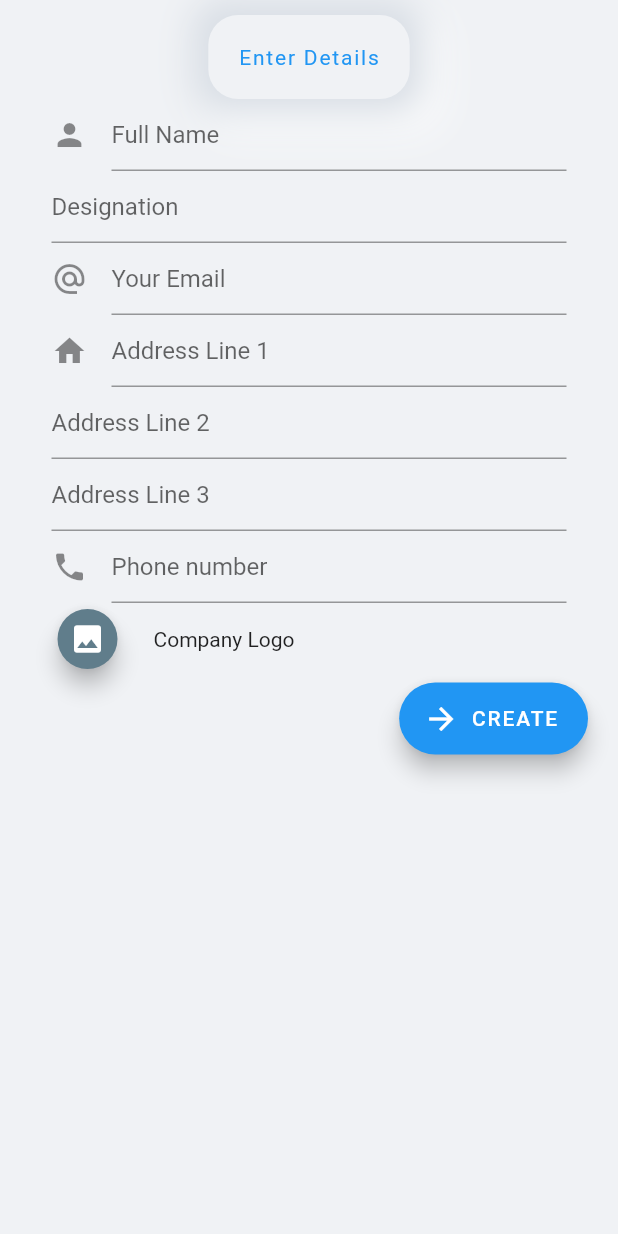
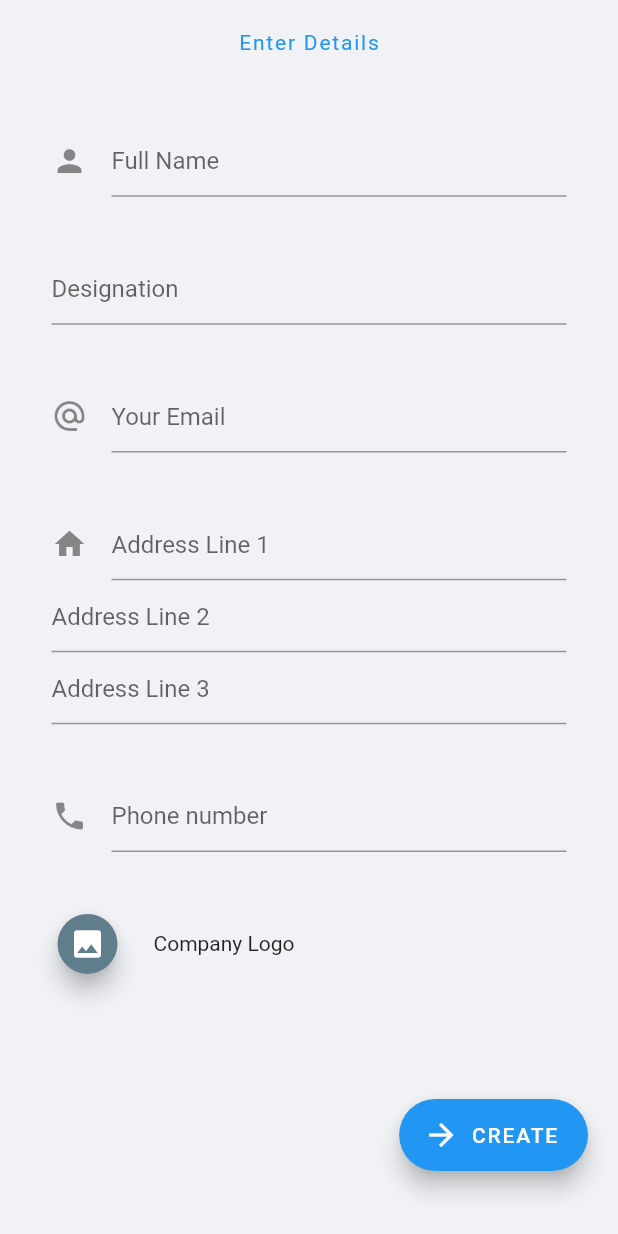
Before and after one commit to yash-dxt/visiting-card, a Flutter app: the FormPage screen opened directly, on a phone screen of 412 x 824 dp. Run offline on Flutter 3.47's test engine with Material 2 defaults, Android fonts, the light colour scheme and no system bars; our stand-ins replace hive, hive_flutter, image_gallery_saver, image_picker, permission_handler, screenshot; missing offline and left inert: flutter_share; accounts and stored records are empty; generated files the repository leaves out were written again.

Commit message:
Added homescreen and other minor changes

```diff
--- a/lib/main.dart
+++ b/lib/main.dart
@@ -3,6 +3,7 @@ import 'package:hive/hive.dart';
 import 'package:permission_handler/permission_handler.dart';
 import 'package:provider/provider.dart';
 import 'package:visiting_card/screens/user_card_page.dart';
+import 'package:visiting_card/screens/welcome_screen.dart';
 import 'package:visiting_card/services/card_data.dart';
 import 'package:hive_flutter/hive_flutter.dart';
 import 'models/card_model.dart';
@@ -40,7 +41,7 @@ class MyApp extends StatelessWidget {
         return cardData;
       },
       child: MaterialApp(
-        home: UserCardPage(),
+        home: WelcomeScreen(),
       ),
     );
   }
--- a/lib/screens/form_page.dart
+++ b/lib/screens/form_page.dart
@@ -37,7 +37,8 @@ class _FormPageState extends State<FormPage> {
         children: [
           SizedBox(height: 10,),
           Center(
-            child: NeuContainer(
+            child: Container(
+              margin: EdgeInsets.all(10),
               child: Text(
                 'Enter Details',
                 style: TextStyle(
@@ -52,8 +53,11 @@ class _FormPageState extends State<FormPage> {
           Form(
             key: _formKey,
             child: Expanded(
+              child: SingleChildScrollView(
                 child: Container(
                   width: MediaQuery.of(context).size.width / 1.2,
+                  height: MediaQuery.of(context).size.height / 1.2,
+
                   child: Column(
                     mainAxisAlignment: MainAxisAlignment.spaceEvenly,
                     children: [
@@ -196,6 +200,7 @@ class _FormPageState extends State<FormPage> {
                 ),
               ),
             ),
+          ),
 
           Row(
             mainAxisAlignment: MainAxisAlignment.end,
```
Also changed, not shown: lib/screens/sharing_page.dart (+16 -18 lines), lib/screens/welcome_screen.dart (added, +29 -0 lines). Lines whose indentation alone changed are shown as unchanged.
